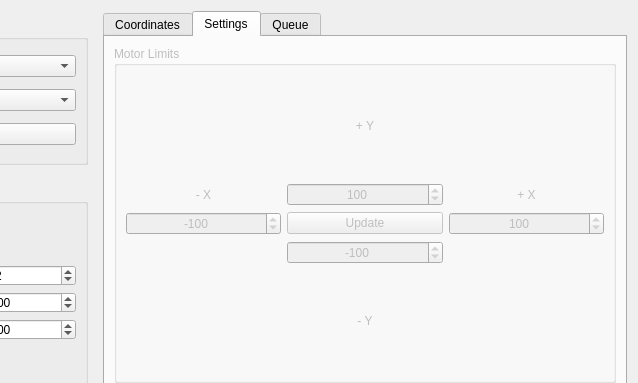
Old version of the form bec_widgets/examples/motor_movement/motor_controller.ui in the repository bec-project/bec_widgets; both pictures show x 771 to 1409 and y 0 to 383 of the 1409 by 748 pixel window.
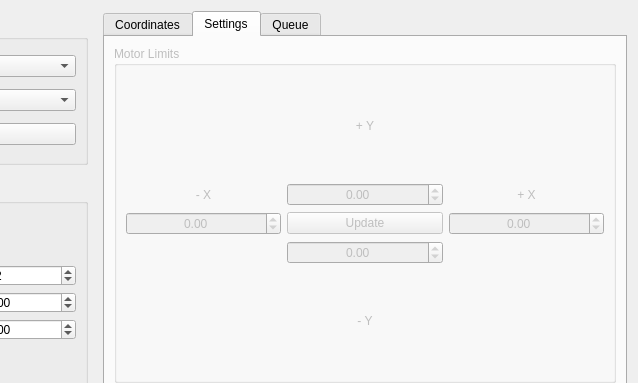
New version of the form. The open tabs and pages were chosen to show the change. Custom widgets are drawn as their Qt base class.

Commit message: fix: limit spinBoxes morphed to doubleSpinBoxes

Patch:
```diff
--- a/bec_widgets/examples/motor_movement/motor_controller.ui
+++ b/bec_widgets/examples/motor_movement/motor_controller.ui
@@ -578,22 +578,6 @@
           <string>Motor Limits</string>
          </property>
          <layout class="QGridLayout" name="gridLayout_2">
-          <item row="3" column="1">
-           <widget class="QSpinBox" name="spinBox_y_min">
-            <property name="alignment">
-             <set>Qt::AlignCenter</set>
-            </property>
-            <property name="minimum">
-             <number>-1000</number>
-            </property>
-            <property name="maximum">
-             <number>1000</number>
-            </property>
-            <property name="value">
-             <number>-100</number>
-            </property>
-           </widget>
-          </item>
           <item row="2" column="1">
            <widget class="QPushButton" name="pushButton_updateLimits">
             <property name="text">
@@ -601,22 +585,6 @@
             </property>
            </widget>
           </item>
-          <item row="2" column="2">
-           <widget class="QSpinBox" name="spinBox_x_max">
-            <property name="alignment">
-             <set>Qt::AlignCenter</set>
-            </property>
-            <property name="minimum">
-             <number>-1000</number>
-            </property>
-            <property name="maximum">
-             <number>1000</number>
-            </property>
-            <property name="value">
-             <number>100</number>
-            </property>
-           </widget>
-          </item>
           <item row="0" column="1">
            <widget class="QLabel" name="label_Y_max">
             <property name="text">
@@ -627,38 +595,6 @@
             </property>
            </widget>
           </item>
-          <item row="1" column="1">
-           <widget class="QSpinBox" name="spinBox_y_max">
-            <property name="alignment">
-             <set>Qt::AlignCenter</set>
-            </property>
-            <property name="minimum">
-             <number>-1000</number>
-            </property>
-            <property name="maximum">
-             <number>1000</number>
-            </property>
-            <property name="value">
-             <number>100</number>
-            </property>
-           </widget>
-          </item>
-          <item row="2" column="0">
-           <widget class="QSpinBox" name="spinBox_x_min">
-            <property name="alignment">
-             <set>Qt::AlignCenter</set>
-            </property>
-            <property name="minimum">
-             <number>-1000</number>
-            </property>
-            <property name="maximum">
-             <number>1000</number>
-            </property>
-            <property name="value">
-             <number>-100</number>
-            </property>
-           </widget>
-          </item>
           <item row="4" column="1">
            <widget class="QLabel" name="label_Y_min">
             <property name="text">
@@ -689,6 +625,58 @@
             </property>
            </widget>
           </item>
+          <item row="1" column="1">
+           <widget class="QDoubleSpinBox" name="spinBox_y_max">
+            <property name="alignment">
+             <set>Qt::AlignCenter</set>
+            </property>
+            <property name="minimum">
+             <double>-1000.000000000000000</double>
+            </property>
+            <property name="maximum">
+             <double>1000.000000000000000</double>
+            </property>
+           </widget>
+          </item>
+          <item row="3" column="1">
+           <widget class="QDoubleSpinBox" name="spinBox_y_min">
+            <property name="alignment">
+             <set>Qt::AlignCenter</set>
+            </property>
+            <property name="minimum">
+             <double>-1000.000000000000000</double>
+            </property>
+            <property name="maximum">
+             <double>1000.000000000000000</double>
+            </property>
+           </widget>
+          </item>
+          <item row="2" column="0">
+           <widget class="QDoubleSpinBox" name="spinBox_x_min">
+            <property name="alignment">
+             <set>Qt::AlignCenter</set>
+            </property>
+            <property name="minimum">
+             <double>-1000.000000000000000</double>
+            </property>
+            <property name="maximum">
+             <double>1000.000000000000000</double>
+            </property>
+           </widget>
+          </item>
+          <item row="2" column="2">
+           <widget class="QDoubleSpinBox" name="spinBox_x_max">
+            <property name="alignment">
+             <set>Qt::AlignCenter</set>
+            </property>
+            <property name="minimum">
+             <double>-1000.000000000000000</double>
+            </property>
+            <property name="maximum">
+             <double>1000.000000000000000</double>
+            </property>
+           </widget>
+          </item>
          </layout>
         </widget>
        </item>
```
